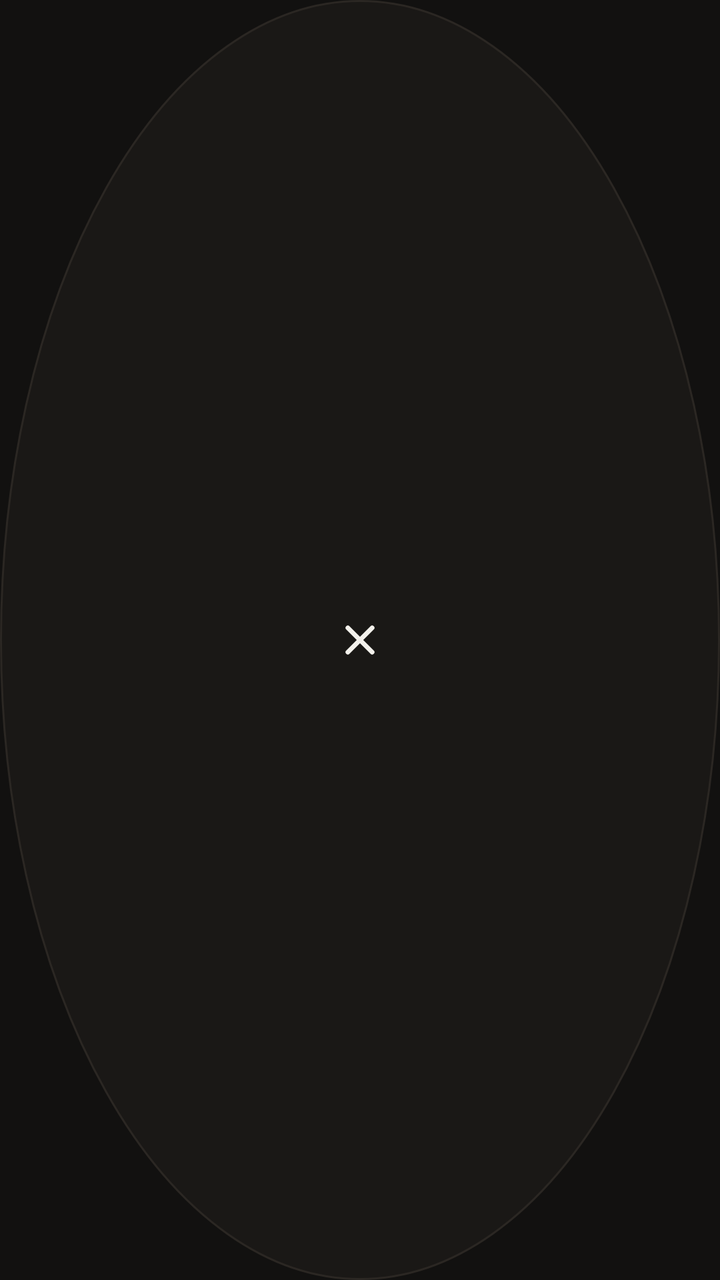
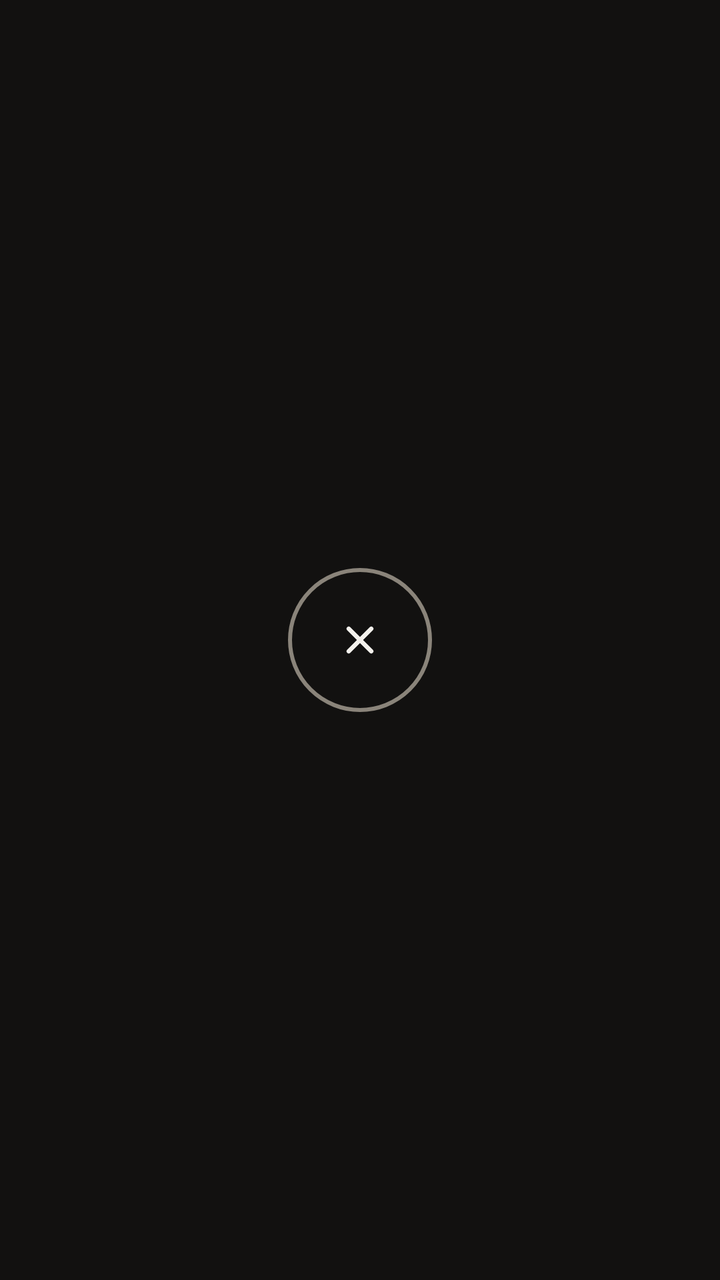

Two renders of the same Android screen: before a commit and after it. Below are the layout's source before the change and the commit's diff.
<!-- AndroidManifest.xml: application theme Theme.Zrec -->
<!-- res/layout/overlay_close.xml -->
<?xml version="1.0" encoding="utf-8"?>
<FrameLayout xmlns:android="http://schemas.android.com/apk/res/android"
    android:id="@+id/closeZone"
    android:layout_width="72dp"
    android:layout_height="72dp"
    android:background="@drawable/bg_close_zone">

    <ImageView
        android:id="@+id/closeIcon"
        android:layout_width="28dp"
        android:layout_height="28dp"
        android:layout_gravity="center"
        android:src="@drawable/ic_close"
        android:contentDescription="Close floating control" />
</FrameLayout>
<!-- resources referenced by this layout -->
<resources>
  <!-- drawable bg_close_zone (drawable) -->
  <?xml version="1.0" encoding="utf-8"?>
  <shape xmlns:android="http://schemas.android.com/apk/res/android" android:shape="oval">
      <solid android:color="#E61B1917" />
      <stroke android:width="1dp" android:color="@color/line" />
  </shape>
  <!-- drawable ic_close (drawable) -->
  <?xml version="1.0" encoding="utf-8"?>
  <vector xmlns:android="http://schemas.android.com/apk/res/android"
      android:width="24dp" android:height="24dp"
      android:viewportWidth="24" android:viewportHeight="24">
      <path android:pathData="M6.8,6.8 L17.2,17.2 M17.2,6.8 L6.8,17.2"
          android:strokeColor="#FFF4F1EC"
          android:strokeWidth="2"
          android:strokeLineCap="round" />
  </vector>
  <style name="Theme.Zrec" parent="@android:style/Theme.Material.NoActionBar">
          <item name="android:colorPrimary">@color/txt</item>
          <item name="android:colorAccent">@color/txt</item>
          <item name="android:colorControlActivated">@color/txt</item>
          <item name="android:colorControlNormal">@color/txtFaint</item>
          <item name="android:windowBackground">@color/bg</item>
          <item name="android:statusBarColor">@color/bg</item>
          <item name="android:navigationBarColor">@color/bg</item>
          <item name="android:windowLightStatusBar">false</item>
          <item name="android:textColorPrimary">@color/txt</item>
          <item name="android:textColorSecondary">@color/txtDim</item>
      </style>
  <color name="line">#FF2B2723</color>
  <color name="txt">#FFF4F1EC</color>
  <color name="txtFaint">#FF8A847A</color>
  <color name="bg">#FF121110</color>
  <color name="txtDim">#FFA8A29B</color>
</resources>

<!-- the commit's change to res/layout/overlay_close.xml (unified diff, before → after) -->
@@ -1,15 +1,21 @@
 <?xml version="1.0" encoding="utf-8"?>
 <FrameLayout xmlns:android="http://schemas.android.com/apk/res/android"
     android:id="@+id/closeZone"
-    android:layout_width="72dp"
-    android:layout_height="72dp"
-    android:background="@drawable/bg_close_zone">
+    android:layout_width="96dp"
+    android:layout_height="96dp">
 
-    <ImageView
-        android:id="@+id/closeIcon"
-        android:layout_width="28dp"
-        android:layout_height="28dp"
+    <FrameLayout
+        android:id="@+id/closeRing"
+        android:layout_width="72dp"
+        android:layout_height="72dp"
         android:layout_gravity="center"
-        android:src="@drawable/ic_close"
-        android:contentDescription="Close floating control" />
+        android:background="@drawable/bg_close_zone">
+
+        <ImageView
+            android:layout_width="26dp"
+            android:layout_height="26dp"
+            android:layout_gravity="center"
+            android:src="@drawable/ic_close"
+            android:contentDescription="Close floating control" />
+    </FrameLayout>
 </FrameLayout>
<!-- resource entries referenced after the edit -->
@@ -3,8 +3,8 @@
   <!-- drawable bg_close_zone (drawable) -->
   <?xml version="1.0" encoding="utf-8"?>
   <shape xmlns:android="http://schemas.android.com/apk/res/android" android:shape="oval">
-      <solid android:color="#E61B1917" />
-      <stroke android:width="1dp" android:color="@color/line" />
+      <solid android:color="#00000000" />
+      <stroke android:width="2dp" android:color="@color/txtFaint" />
   </shape>
   <!-- drawable ic_close (drawable) -->
   <?xml version="1.0" encoding="utf-8"?>
@@ -28,7 +28,6 @@
           <item name="android:textColorPrimary">@color/txt</item>
           <item name="android:textColorSecondary">@color/txtDim</item>
       </style>
-  <color name="line">#FF2B2723</color>
   <color name="txt">#FFF4F1EC</color>
   <color name="txtFaint">#FF8A847A</color>
   <color name="bg">#FF121110</color>
